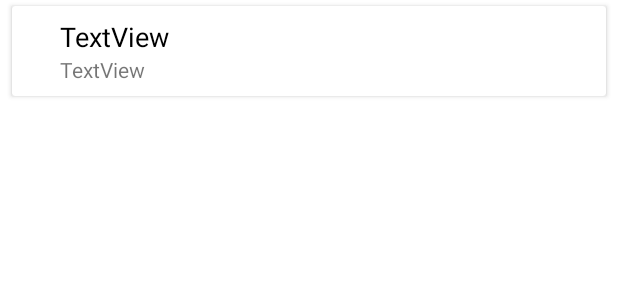
After one commit to Kacharpo/Kacharpo_App_usuario, an Android app: the layout item_chat.xml on its own in the app's theme, with its tools: preview values and no code run, on a phone screen of 412 x 824 dp. The commit adds this screen. Shown: the top 300 px of the screen. Run offline under Robolectric (Android 15) with nearby library versions, the phone set to English and light mode, and no system bars.

Commit message:
actualizo 6ta entrega-chat

```diff
--- /dev/null
+++ b/app/src/main/res/layout/item_chat.xml
@@ -0,0 +1,54 @@
+<?xml version="1.0" encoding="utf-8"?>
+<androidx.constraintlayout.widget.ConstraintLayout xmlns:android="http://schemas.android.com/apk/res/android"
+    xmlns:app="http://schemas.android.com/apk/res-auto"
+    xmlns:tools="http://schemas.android.com/tools"
+    android:layout_width="match_parent"
+    android:layout_height="wrap_content">
+
+    <androidx.cardview.widget.CardView
+        android:layout_width="match_parent"
+        android:layout_height="wrap_content"
+        android:layout_marginStart="8dp"
+        android:layout_marginLeft="8dp"
+        android:layout_marginTop="4dp"
+        android:layout_marginEnd="8dp"
+        android:layout_marginRight="8dp"
+        android:layout_marginBottom="4dp"
+        app:layout_constraintBottom_toBottomOf="parent"
+        app:layout_constraintEnd_toEndOf="parent"
+        app:layout_constraintStart_toStartOf="parent"
+        app:layout_constraintTop_toTopOf="parent">
+
+        <androidx.constraintlayout.widget.ConstraintLayout
+            android:layout_width="match_parent"
+            android:layout_height="match_parent">
+
+            <TextView
+                android:id="@+id/chatNameText"
+                android:layout_width="wrap_content"
+                android:layout_height="wrap_content"
+                android:layout_marginStart="32dp"
+                android:layout_marginLeft="32dp"
+                android:layout_marginTop="8dp"
+                android:text="TextView"
+                android:textColor="@android:color/black"
+                android:textSize="18sp"
+                app:layout_constraintStart_toStartOf="parent"
+                app:layout_constraintTop_toTopOf="parent" />
+
+            <TextView
+                android:id="@+id/usersTextView"
+                android:layout_width="wrap_content"
+                android:layout_height="wrap_content"
+                android:layout_marginStart="32dp"
+                android:layout_marginLeft="32dp"
+                android:layout_marginBottom="8dp"
+                android:text="TextView"
+                app:layout_constraintBottom_toBottomOf="parent"
+                app:layout_constraintStart_toStartOf="parent"
+                app:layout_constraintTop_toBottomOf="@+id/chatNameText" />
+        </androidx.constraintlayout.widget.ConstraintLayout>
+
+    </androidx.cardview.widget.CardView>
+
+</androidx.constraintlayout.widget.ConstraintLayout>
```
Also changed, not shown: app/src/main/AndroidManifest.xml (+8 -4 lines), app/src/main/java/com/example/app_usuario/ChatActivity.java (added, +131 -0 lines), app/src/main/java/com/example/app_usuario/Log_in.java (+13 -0 lines), app/src/main/java/com/example/app_usuario/menu/MensajeFragment.java (+61 -15 lines), app/src/main/res/layout/activity_chat.xml (added, +44 -0 lines), app/src/main/res/layout/fragment_mensaje.xml (+22 -27 lines).
